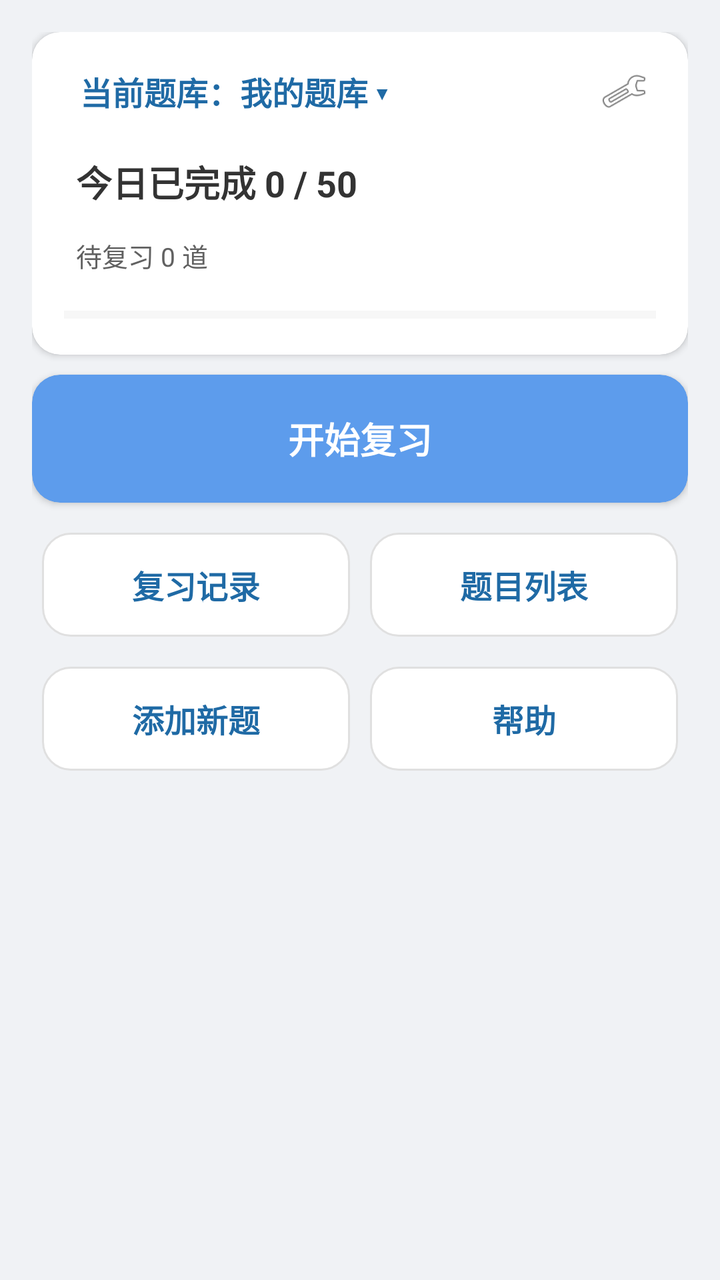
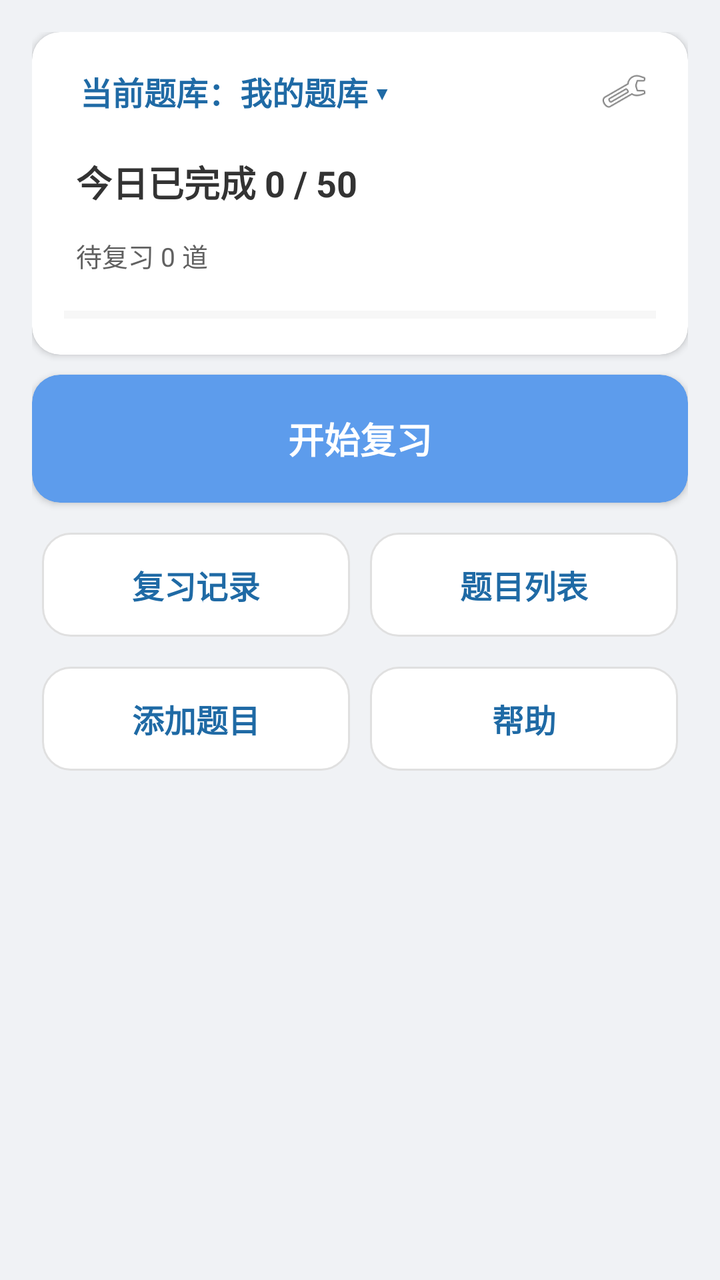

Before-and-after screenshots of an Android layout around one commit, followed by the original layout XML and the change that was made.
<!-- AndroidManifest.xml: application theme Theme.Demo -->
<!-- res/layout/activity_main.xml -->
<?xml version="1.0" encoding="utf-8"?>
<ScrollView xmlns:android="http://schemas.android.com/apk/res/android"
    xmlns:app="http://schemas.android.com/apk/res-auto"
    android:layout_width="match_parent"
    android:layout_height="match_parent"
    android:background="@color/home_bg"
    android:fillViewport="true">

    <LinearLayout
        android:layout_width="match_parent"
        android:layout_height="wrap_content"
        android:orientation="vertical"
        android:padding="@dimen/home_padding"
        android:gravity="top|center_horizontal">

        
        <androidx.cardview.widget.CardView
            android:layout_width="match_parent"
            android:layout_height="wrap_content"
            app:cardBackgroundColor="@color/home_card"
            app:cardCornerRadius="@dimen/home_card_corner"
            android:layout_marginBottom="@dimen/home_card_margin">

            <LinearLayout
                android:layout_width="match_parent"
                android:layout_height="wrap_content"
                android:orientation="vertical"
                android:paddingLeft="@dimen/home_info_padding"
                android:paddingRight="@dimen/home_info_padding"
                android:paddingBottom="@dimen/home_info_padding"
                android:paddingTop="10dp">

                <LinearLayout
                    android:layout_width="match_parent"
                    android:layout_height="wrap_content"
                    android:orientation="horizontal"
                    android:gravity="center_vertical">

                    <TextView
                        android:id="@+id/tv_current_bank"
                        android:layout_width="0dp"
                        android:layout_height="wrap_content"
                        android:layout_weight="1"
                        android:clickable="true"
                        android:focusable="true"
                        android:foreground="?attr/selectableItemBackground"
                        android:padding="8dp"
                        android:text="当前题库：我的题库 ▾"
                        android:textSize="16sp"
                        android:textStyle="bold"
                        android:textColor="@color/detail_primary" />

                    <ImageView
                        android:id="@+id/ic_setting"
                        android:layout_width="32dp"
                        android:layout_height="32dp"
                        android:clickable="true"
                        android:focusable="true"
                        android:foreground="?attr/selectableItemBackground"
                        android:padding="4dp"
                        android:contentDescription="设置"
                        android:src="@android:drawable/ic_menu_preferences" />
                </LinearLayout>

                <TextView
                    android:id="@+id/tv_today_main"
                    android:layout_width="match_parent"
                    android:layout_height="wrap_content"
                    android:layout_marginTop="6dp"
                    android:clickable="true"
                    android:focusable="true"
                    android:foreground="?attr/selectableItemBackground"
                    android:padding="6dp"
                    android:contentDescription="修改每日复习量"
                    android:text="今日已完成 0 / 50"
                    android:textSize="18sp"
                    android:textStyle="bold"
                    android:textColor="@color/home_text_primary" />

                <TextView
                    android:id="@+id/tv_today_sub"
                    android:layout_width="match_parent"
                    android:layout_height="wrap_content"
                    android:layout_marginTop="2dp"
                    android:clickable="true"
                    android:focusable="true"
                    android:foreground="?attr/selectableItemBackground"
                    android:padding="6dp"
                    android:text="待复习 0 道"
                    android:textSize="13sp"
                    android:textColor="@color/home_text_secondary" />

                <ProgressBar
                    android:id="@+id/progress_today"
                    style="?android:attr/progressBarStyleHorizontal"
                    android:layout_width="match_parent"
                    android:layout_height="@dimen/home_progress_height"
                    android:layout_marginTop="10dp"
                    android:max="100"
                    android:progress="0"
                    android:progressTint="@color/action_primary"
                    android:progressBackgroundTint="@color/home_stroke" />

                
                <LinearLayout
                    android:id="@+id/due_section"
                    android:layout_width="match_parent"
                    android:layout_height="wrap_content"
                    android:orientation="vertical"
                    android:layout_marginTop="12dp"
                    android:visibility="gone">

                    <TextView
                        android:id="@+id/tv_due_title"
                        android:layout_width="match_parent"
                        android:layout_height="wrap_content"
                        android:paddingTop="4dp"
                        android:paddingBottom="4dp"
                        android:clickable="true"
                        android:focusable="true"
                        android:foreground="?attr/selectableItemBackground"
                        android:contentDescription="未来 7 天 · 点此看说明"
                        android:text="未来 7 天"
                        android:textSize="12sp"
                        android:textColor="@color/home_text_secondary" />

                    <com.example.demo.DueChartView
                        android:id="@+id/due_chart"
                        android:layout_width="match_parent"
                        android:layout_height="@dimen/home_chart_height"
                        android:layout_marginTop="4dp"
                        android:contentDescription="未来 7 天到期分布" />

                    <TextView
                        android:id="@+id/tv_chart_tip"
                        android:layout_width="match_parent"
                        android:layout_height="wrap_content"
                        android:layout_marginTop="2dp"
                        android:textSize="12sp"
                        android:textColor="@color/home_text_secondary"
                        android:visibility="gone" />
                </LinearLayout>

                <LinearLayout
                    android:id="@+id/checkin_row"
                    android:layout_width="match_parent"
                    android:layout_height="wrap_content"
                    android:orientation="horizontal"
                    android:gravity="center_vertical"
                    android:layout_marginTop="10dp"
                    android:visibility="gone">

                    <TextView
                        android:id="@+id/tv_checkin"
                        android:layout_width="0dp"
                        android:layout_height="wrap_content"
                        android:layout_weight="1"
                        android:clickable="true"
                        android:focusable="true"
                        android:foreground="?attr/selectableItemBackground"
                        android:padding="6dp"
                        android:textSize="13sp"
                        android:textColor="@color/home_text_secondary" />

                    <ImageView
                        android:id="@+id/iv_checkin_calendar"
                        android:layout_width="32dp"
                        android:layout_height="32dp"
                        android:layout_gravity="end"
                        android:clickable="true"
                        android:focusable="true"
                        android:foreground="?attr/selectableItemBackground"
                        android:padding="4dp"
                        android:contentDescription="打卡日历"
                        android:src="@android:drawable/ic_menu_agenda" />
                </LinearLayout>

                <TextView
                    android:id="@+id/tv_empty_hint"
                    android:layout_width="match_parent"
                    android:layout_height="wrap_content"
                    android:layout_marginTop="8dp"
                    android:visibility="gone"
                    android:text="当前题库还没有题目，先添加新题吧"
                    android:textSize="13sp"
                    android:textColor="@color/state_warn_text" />
            </LinearLayout>
        </androidx.cardview.widget.CardView>

        
        <androidx.cardview.widget.CardView
            android:id="@+id/btn_review"
            android:layout_width="match_parent"
            android:layout_height="@dimen/home_primary_height"
            android:clickable="true"
            android:focusable="true"
            app:cardBackgroundColor="@color/action_primary"
            app:cardCornerRadius="@dimen/home_card_corner"
            android:foreground="?attr/selectableItemBackground"
            android:contentDescription="开始复习"
            android:layout_marginBottom="@dimen/home_inner_margin">

            <LinearLayout
                android:layout_width="match_parent"
                android:layout_height="match_parent"
                android:orientation="vertical"
                android:gravity="center">

                <TextView
                    android:layout_width="wrap_content"
                    android:layout_height="wrap_content"
                    android:text="开始复习"
                    android:textColor="#FFFFFF"
                    android:textSize="18sp"
                    android:textStyle="bold" />

            </LinearLayout>
        </androidx.cardview.widget.CardView>

        
        <LinearLayout
            android:layout_width="match_parent"
            android:layout_height="wrap_content"
            android:orientation="horizontal"
            android:layout_marginTop="@dimen/home_inner_margin">

            <LinearLayout
                android:id="@+id/btn_history"
                android:layout_width="0dp"
                android:layout_height="@dimen/home_secondary_height"
                android:layout_weight="1"
                android:clickable="true"
                android:focusable="true"
                android:background="@drawable/bg_home_secondary"
                android:foreground="?attr/selectableItemBackground"
                android:contentDescription="复习记录"
                android:gravity="center"
                android:layout_margin="@dimen/home_inner_margin">

                <TextView
                    android:layout_width="wrap_content"
                    android:layout_height="wrap_content"
                    android:text="复习记录"
                    android:textColor="@color/detail_primary"
                    android:textSize="16sp"
                    android:textStyle="bold" />
            </LinearLayout>

            <LinearLayout
                android:id="@+id/btn_bank"
                android:layout_width="0dp"
                android:layout_height="@dimen/home_secondary_height"
                android:layout_weight="1"
                android:clickable="true"
                android:focusable="true"
                android:background="@drawable/bg_home_secondary"
                android:foreground="?attr/selectableItemBackground"
                android:contentDescription="题目列表"
                android:gravity="center"
                android:layout_margin="@dimen/home_inner_margin">

                <TextView
                    android:layout_width="wrap_content"
                    android:layout_height="wrap_content"
                    android:text="题目列表"
                    android:textColor="@color/detail_primary"
                    android:textSize="16sp"
                    android:textStyle="bold" />
            </LinearLayout>
        </LinearLayout>

        
        <LinearLayout
            android:layout_width="match_parent"
            android:layout_height="wrap_content"
            android:orientation="horizontal"
            android:layout_marginTop="@dimen/home_inner_margin">

            <LinearLayout
                android:id="@+id/btn_add"
                android:layout_width="0dp"
                android:layout_height="@dimen/home_secondary_height"
                android:layout_weight="1"
                android:clickable="true"
                android:focusable="true"
                android:background="@drawable/bg_home_secondary"
                android:foreground="?attr/selectableItemBackground"
                android:contentDescription="添加新题"
                android:gravity="center"
                android:layout_margin="@dimen/home_inner_margin">

                <TextView
                    android:layout_width="wrap_content"
                    android:layout_height="wrap_content"
                    android:text="添加新题"
                    android:textColor="@color/detail_primary"
                    android:textSize="16sp"
                    android:textStyle="bold" />
            </LinearLayout>

            <LinearLayout
                android:id="@+id/btn_help"
                android:layout_width="0dp"
                android:layout_height="@dimen/home_secondary_height"
                android:layout_weight="1"
                android:clickable="true"
                android:focusable="true"
                android:background="@drawable/bg_home_secondary"
                android:foreground="?attr/selectableItemBackground"
                android:contentDescription="帮助"
                android:gravity="center"
                android:layout_margin="@dimen/home_inner_margin">

                <TextView
                    android:layout_width="wrap_content"
                    android:layout_height="wrap_content"
                    android:text="帮助"
                    android:textColor="@color/detail_primary"
                    android:textSize="16sp"
                    android:textStyle="bold" />
            </LinearLayout>
        </LinearLayout>

        
        <TextView
            android:id="@+id/tv_backup_hint"
            android:layout_width="match_parent"
            android:layout_height="wrap_content"
            android:layout_marginTop="4dp"
            android:clickable="true"
            android:focusable="true"
            android:foreground="?attr/selectableItemBackground"
            android:padding="8dp"
            android:textSize="12sp"
            android:textColor="@color/home_text_secondary"
            android:visibility="gone" />

    </LinearLayout>
</ScrollView>
<!-- resources referenced by this layout -->
<resources>
  <color name="action_primary">#5D9CEC</color>
  <color name="detail_primary">#1F6AA5</color>
  <color name="home_bg">@color/page_bg</color>
  <color name="home_card">#FFFFFF</color>
  <color name="home_stroke">#E0E0E0</color>
  <color name="home_text_primary">#333333</color>
  <color name="home_text_secondary">#616161</color>
  <color name="state_warn_text">#AD6800</color>
  <dimen name="home_card_corner">@dimen/corner_card</dimen>
  <dimen name="home_card_margin">10dp</dimen>
  <dimen name="home_chart_height">88dp</dimen>
  <dimen name="home_info_padding">16dp</dimen>
  <dimen name="home_inner_margin">5dp</dimen>
  <dimen name="home_padding">16dp</dimen>
  <dimen name="home_primary_height">64dp</dimen>
  <dimen name="home_progress_height">8dp</dimen>
  <dimen name="home_secondary_height">52dp</dimen>
  <!-- drawable bg_home_secondary (drawable) -->
  <?xml version="1.0" encoding="utf-8"?>
  <shape xmlns:android="http://schemas.android.com/apk/res/android"
      android:shape="rectangle">
      <corners android:radius="@dimen/home_card_corner" />
      <solid android:color="@color/home_card" />
      <stroke android:width="1dp" android:color="@color/home_stroke" />
  </shape>
  <style name="Theme.Demo" parent="Base.Theme.Demo" />
  <color name="page_bg">#F0F2F5</color>
  <dimen name="corner_card">14dp</dimen>
  <style name="Base.Theme.Demo" parent="Theme.Material3.DayNight.NoActionBar">
          
          <item name="android:statusBarColor">@color/home_bg</item>
          <item name="android:windowLightStatusBar">true</item>
          <item name="android:navigationBarColor">@color/home_bg</item>
          <item name="android:windowLightNavigationBar" tools:targetApi="o_mr1">true</item>
          <item name="android:enforceNavigationBarContrast" tools:targetApi="q">false</item>
      </style>
</resources>

<!-- the commit's change to res/layout/activity_main.xml (unified diff, before → after) -->
@@ -181,7 +181,7 @@
                     android:layout_height="wrap_content"
                     android:layout_marginTop="8dp"
                     android:visibility="gone"
-                    android:text="当前题库还没有题目，先添加新题吧"
+                    android:text="当前题库还没有题目，先添加题目吧"
                     android:textSize="13sp"
                     android:textColor="@color/state_warn_text" />
             </LinearLayout>
@@ -285,14 +285,14 @@
                 android:focusable="true"
                 android:background="@drawable/bg_home_secondary"
                 android:foreground="?attr/selectableItemBackground"
-                android:contentDescription="添加新题"
+                android:contentDescription="添加题目"
                 android:gravity="center"
                 android:layout_margin="@dimen/home_inner_margin">
 
                 <TextView
                     android:layout_width="wrap_content"
                     android:layout_height="wrap_content"
-                    android:text="添加新题"
+                    android:text="添加题目"
                     android:textColor="@color/detail_primary"
                     android:textSize="16sp"
                     android:textStyle="bold" />
